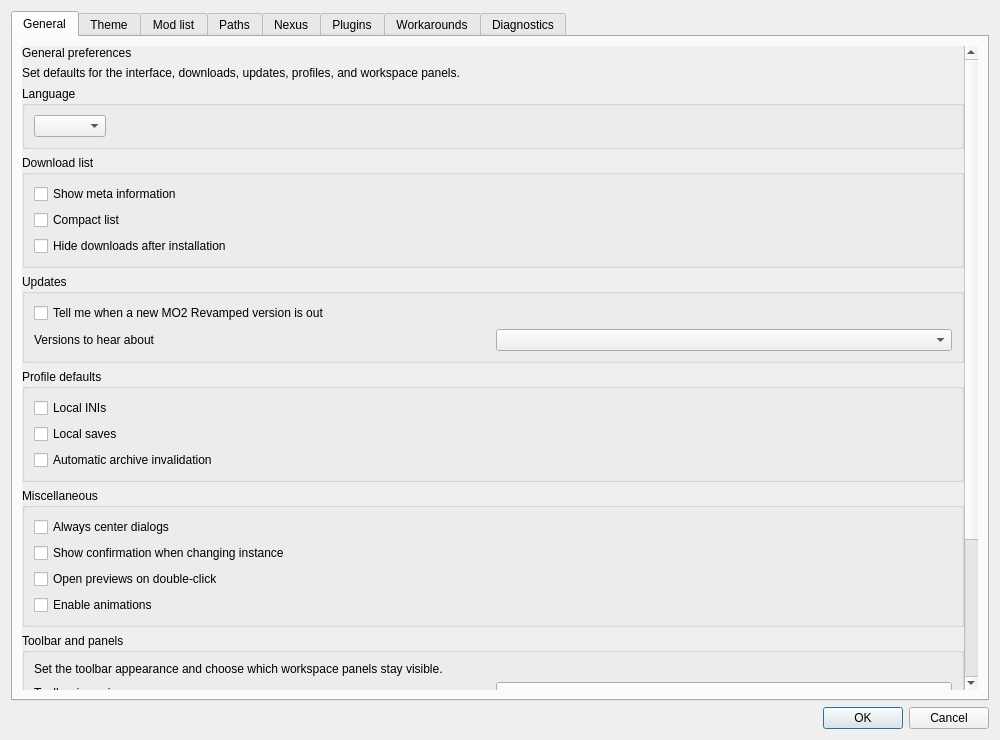
ArialSenki/MO2-Revamped, file source/modorganizer/src/settingsdialog.ui: the form before one commit.
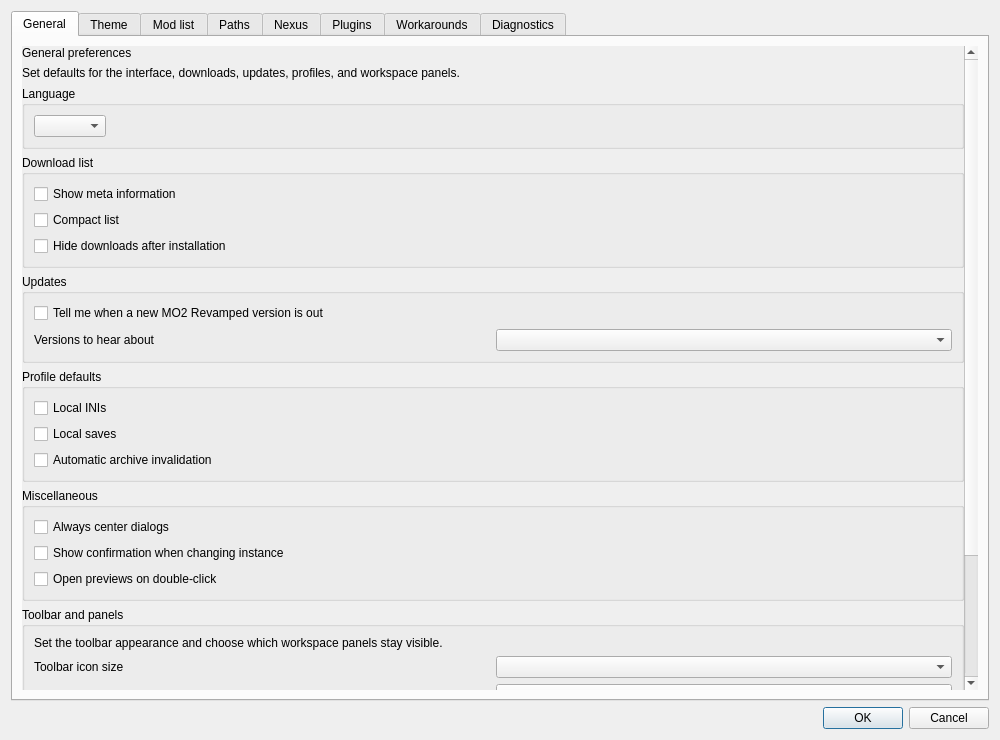
The form after the commit. Custom widgets are drawn as their Qt base class.

Commit message: Animations: Off, Saver, Standard or Monitor rate

The edit to the form file:
```diff
--- a/source/modorganizer/src/settingsdialog.ui
+++ b/source/modorganizer/src/settingsdialog.ui
@@ -283,16 +283,6 @@
                 </property>
                </widget>
               </item>
-              <item>
-               <widget class="QCheckBox" name="animationsBox">
-                <property name="toolTip">
-                 <string>Animate tab changes, switches, the log panel, and the Run button. Turn this off to show every change immediately.</string>
-                </property>
-                <property name="text">
-                 <string>Enable animations</string>
-                </property>
-               </widget>
-              </item>
              </layout>
            </widget>
            </item>
```
The commit also changes 12 other files.
